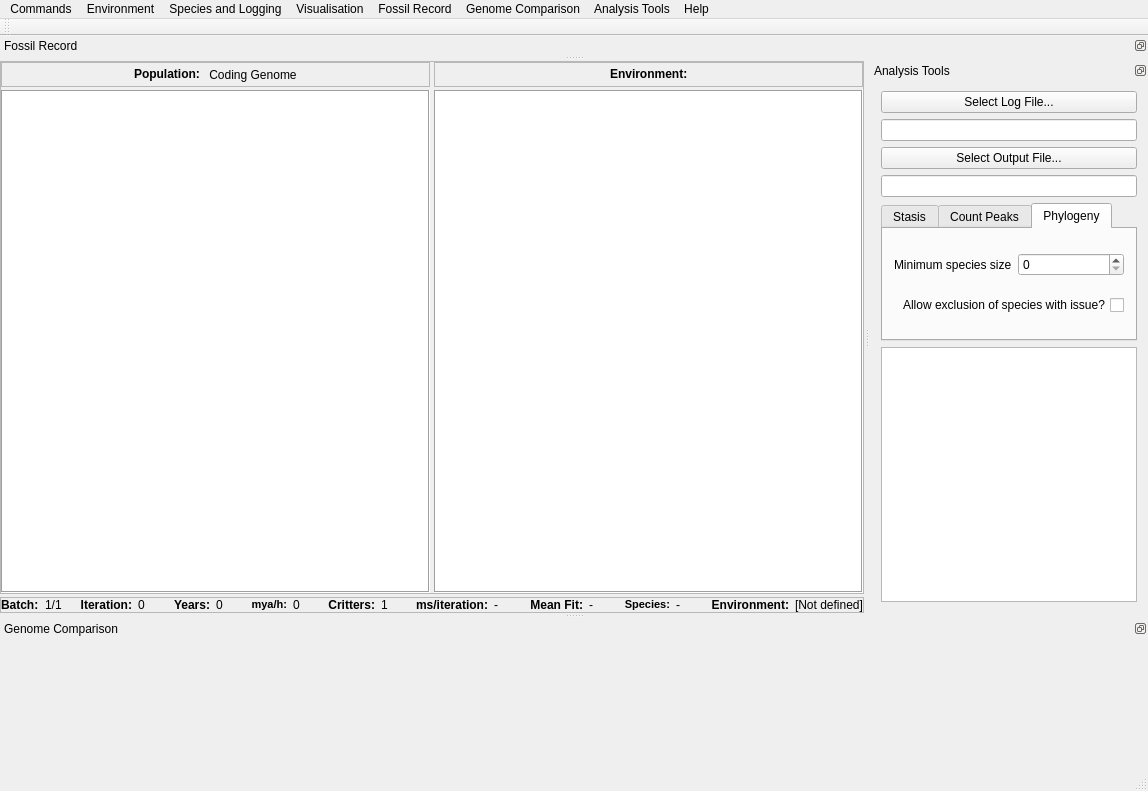
The window that mainwindow.ui (marksutton/EvoSim) describes before a commit, drawn with Qt 5.
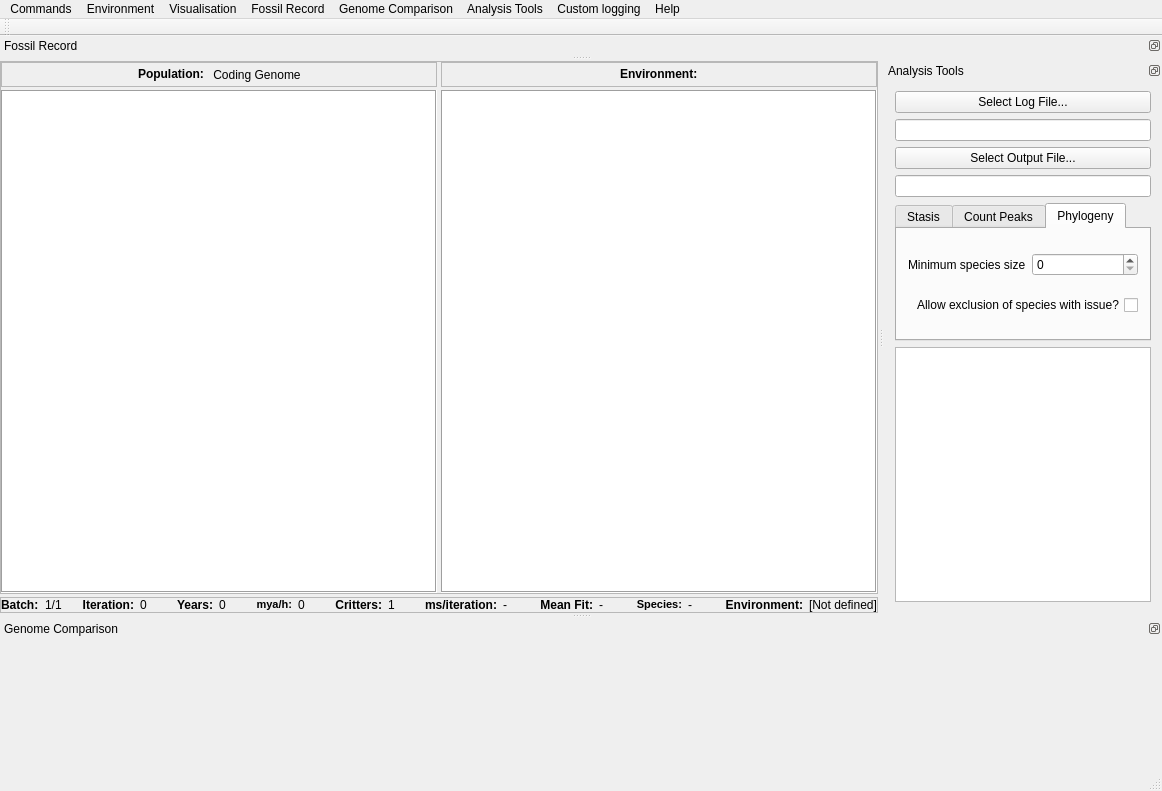
The same window after the commit.

Commit message: Implemented save and load settings functions (these have yet to be tested as they need signals and slots to be connected), sorted out the mainwindow GUI, and also removed some obsolete global variables from throughout the programme, and implemented don't save on run end function

What changed in the file:
```diff
--- a/mainwindow.ui
+++ b/mainwindow.ui
@@ -6,7 +6,7 @@
    <rect>
     <x>0</x>
     <y>0</y>
-    <width>1148</width>
+    <width>1162</width>
     <height>791</height>
    </rect>
   </property>
@@ -799,8 +799,8 @@
     <rect>
      <x>0</x>
      <y>0</y>
-     <width>1148</width>
-     <height>21</height>
+     <width>1162</width>
+     <height>22</height>
     </rect>
    </property>
    <widget class="QMenu" name="menuCommands">
@@ -882,7 +882,7 @@
    </widget>
    <widget class="QMenu" name="menuSpecies">
     <property name="title">
-     <string>Species and Logging</string>
+     <string>Custom logging</string>
     </property>
     <widget class="QMenu" name="menuFitness_logging">
      <property name="title">
@@ -924,11 +924,11 @@
    </widget>
    <addaction name="menuCommands"/>
    <addaction name="menuEnvironment"/>
-   <addaction name="menuSpecies"/>
    <addaction name="menuView"/>
    <addaction name="menuFossil_Record"/>
    <addaction name="menuDocks"/>
    <addaction name="menuAnalysis_Tools"/>
+   <addaction name="menuSpecies"/>
    <addaction name="menuHelp"/>
   </widget>
   <action name="actionReset">
```
Left out of the diff: 12 changed lines with no effect on the pictures. The commit also changes 4 other files.
